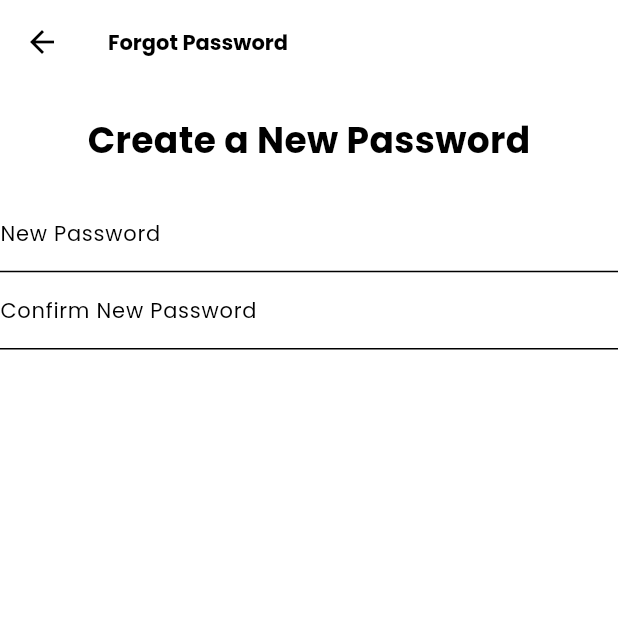
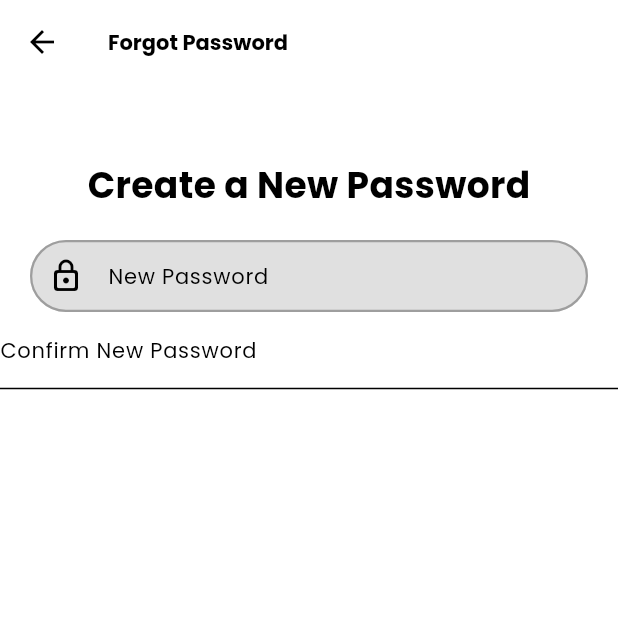
Before and after one commit to jamzjoe/instrabaho_app, a Flutter app: the NewPasswordScreen screen opened by its route, on a phone screen of 412 x 824 dp, the top half of it. Run offline on Flutter 3.47's test engine with Material 3 defaults, Android fonts, the phone set to English and light mode, and no system bars; our stand-ins replace bloc, equatable, flutter_bloc, flutter_svg, gap, go_router and 2 more.

Commit message:
Added new_password page

```diff
--- a/lib/presentation/forgot_password/forgot_password_verification.dart
+++ b/lib/presentation/forgot_password/forgot_password_verification.dart
@@ -53,6 +53,7 @@ class ForgotPasswordVerificationScreen extends StatelessWidget {
                 _buildOTPBox(screenWidth, context),
               ],
             ),
+
             const SizedBox(height: 32), // Added spacing before the OTP fields
             const Text(
               'Didn\'t receive the code?',
--- a/lib/presentation/forgot_password/new_password.dart
+++ b/lib/presentation/forgot_password/new_password.dart
@@ -18,19 +18,42 @@ class NewPasswordScreen extends StatelessWidget {
       ),
       body: ListView(
         children: [
-          const SizedBox(height: 20),
+          const SizedBox(height: 50),
           const Center(
             child: Text("Create a New Password",
             style: TextStyle(fontSize: 24, color: Colors.black, fontWeight: FontWeight.bold),),
           ),
           const SizedBox(height: 20),
-          TextFormField(
-            obscureText: true,
-            //leading: Icon(Icons.lock_person_outlined),
-            decoration: const InputDecoration(
-              labelText: 'New Password',
-            ),
-          ),
+          Padding(
+            padding: const EdgeInsets.only(left:20.0, right:20.0,),
+            child: TextFormField(
+              obscureText: true,
+              decoration: const InputDecoration(
+                  labelText: 'New Password',
+                  labelStyle: TextStyle(color: Colors.black), // Default label color
+                  border: OutlineInputBorder(
+                    borderRadius: BorderRadius.all(Radius.circular(30)),
+                    borderSide: BorderSide(color: Colors.grey), // Default border color
+                  ),
+
+                  enabledBorder: OutlineInputBorder(
+                    borderRadius: BorderRadius.all(Radius.circular(30)),
+                    borderSide: BorderSide(color: Colors.grey, width: 1.5), // Default border color when enabled
+                  ),
+
+                  focusedBorder: OutlineInputBorder(
+                    borderRadius: BorderRadius.all(Radius.circular(30)),
+                    borderSide: BorderSide(color: Colors.blue, width: 2.0), // Border color when focused
+                  ),
+
+                  prefixIcon: Icon(Icons.lock_outline_rounded),
+                  fillColor: Colors.black12,
+                  filled: true,
+                  contentPadding: EdgeInsets.only(left: 20.0),
+                        ),
+                      ),
+                  ),
+
           TextFormField(
             obscureText: true,
             //leading: Icon(Icons.lock_person_outlined),
```
